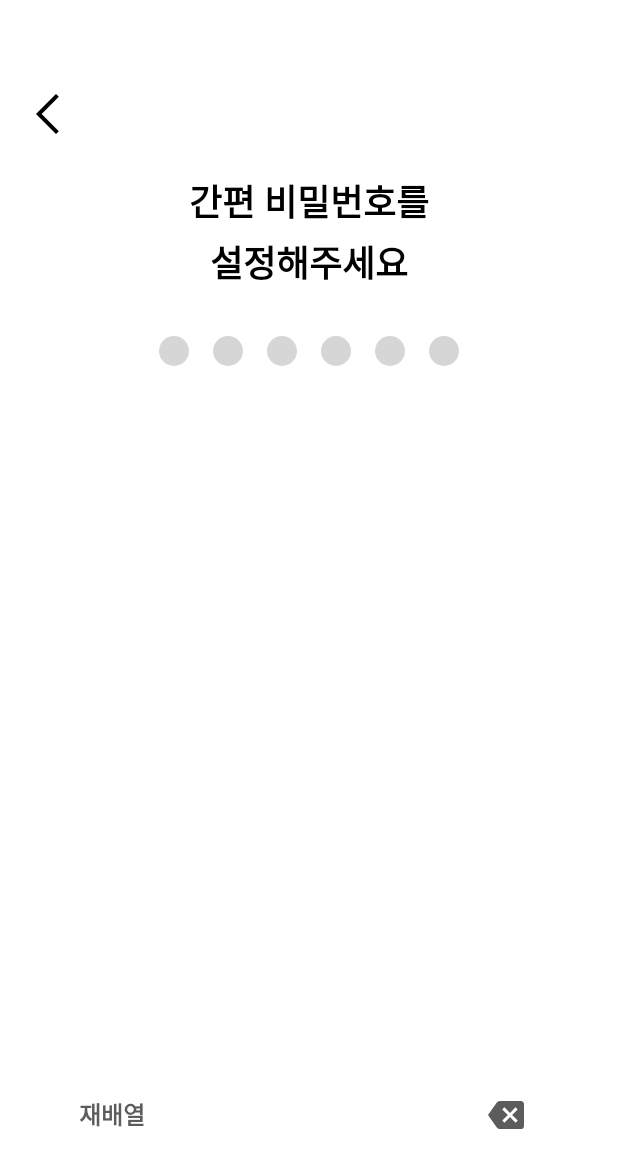
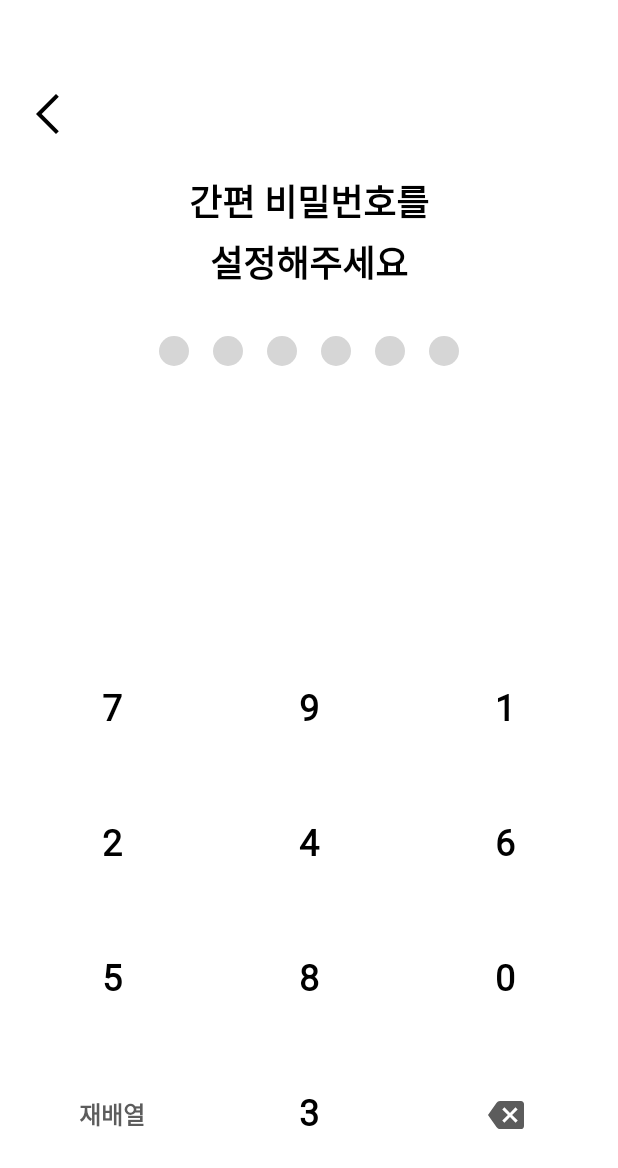
Before and after one commit to Keyneez/Keyneez-AOS, an Android app: the fragment SignupOtpFragment shown on its own in the app's theme, on a phone screen of 412 x 824 dp. Shown: the top 1168 px of the screen. Run offline under Robolectric (Android 15) with nearby library versions, the light colour scheme and no system bars; our stand-ins replace Dagger/Hilt's generated code, data binding.

Commit message:
[FEAT/#15] signup top 간편 비밀번호 설정 구현

```diff
--- a/app/src/main/java/com/keyneez/presentation/signup/interest/InterestViewModel.kt
+++ b/app/src/main/java/com/keyneez/presentation/signup/interest/InterestViewModel.kt
@@ -5,7 +5,6 @@ import androidx.lifecycle.MutableLiveData
 import androidx.lifecycle.ViewModel
 import com.keyneez.util.extension.notifyObserver
 import dagger.hilt.android.lifecycle.HiltViewModel
-import timber.log.Timber
 import javax.inject.Inject
 
 @HiltViewModel
@@ -20,17 +19,14 @@ class InterestViewModel @Inject constructor() : ViewModel() {
 
     /** 관심사 선택 */
     fun selectInterest(interest: String) {
-        Timber.d("Interest 선택 $interest")
-        Timber.d("Interest Hash Set : ${_selectedInterests.value}")
-
-        // 관심사 제거
+        // 이미 선택된 경우 관심사 제거
         if (_selectedInterests.value!!.contains(interest)) {
             _selectedInterests.value!!.remove(interest)
             _selectedInterests.notifyObserver()
             return
         }
 
-        // 이미 3개의 관심사를 선택한 경우
+        // 이미 3개의 관심사를 선택한 경우 무시
         if (_selectedInterests.value!!.size >= INTEREST_SELECTION_MAX) return
 
         // 관심사 추가
--- a/app/src/main/java/com/keyneez/presentation/signup/otp/SignupOtpFragment.kt
+++ b/app/src/main/java/com/keyneez/presentation/signup/otp/SignupOtpFragment.kt
@@ -2,6 +2,7 @@ package com.keyneez.presentation.signup.otp
 
 import android.os.Bundle
 import android.view.View
+import androidx.fragment.app.viewModels
 import com.keyneez.presentation.signup.SignupActivity
 import com.keyneez.util.binding.BindingFragment
 import com.keyneez.util.extension.setOnSingleClickListener
@@ -9,15 +10,30 @@ import com.lab.keyneez.R
 import com.lab.keyneez.databinding.FragmentSignupOtpBinding
 
 class SignupOtpFragment : BindingFragment<FragmentSignupOtpBinding>(R.layout.fragment_signup_otp) {
+    private val viewModel by viewModels<SignupOtpViewModel>()
+
     override fun onViewCreated(view: View, savedInstanceState: Bundle?) {
         super.onViewCreated(view, savedInstanceState)
+        binding.vm = viewModel
 
         initBackBtnClickListener()
+        setupPasswordText()
     }
 
     private fun initBackBtnClickListener() {
         binding.btnSignupOtpBack.setOnSingleClickListener {
+            viewModel.initPassword()
             (activity as SignupActivity).intentToPreviousPage()
+        }
+    }
+
+    private fun setupPasswordText() {
+        viewModel.passwordText.observe(viewLifecycleOwner) { pwd ->
+            if (pwd.length == 6) {
+                // 비밀번호 저장 로직 필요
+                viewModel.initPassword()
+                (activity as SignupActivity).intentToNextPage()
+            }
         }
     }
 
--- a/app/src/main/java/com/keyneez/presentation/signup/otp/SignupOtpViewModel.kt
+++ b/app/src/main/java/com/keyneez/presentation/signup/otp/SignupOtpViewModel.kt
@@ -4,27 +4,52 @@ import androidx.lifecycle.LiveData
 import androidx.lifecycle.MutableLiveData
 import androidx.lifecycle.ViewModel
 import dagger.hilt.android.lifecycle.HiltViewModel
+import java.util.*
 import javax.inject.Inject
 
 @HiltViewModel
 class SignupOtpViewModel @Inject constructor() : ViewModel() {
-    private val _passwordText = MutableLiveData<String>("")
+    private val _passwordText = MutableLiveData("")
     val passwordText: LiveData<String>
         get() = _passwordText
 
-    fun rearrangeNumbers() {
-        for (i in 0..9) {
-        }
+    private val _keypadList = MutableLiveData<List<Int>>()
+    val keypadList: LiveData<List<Int>>
+        get() = _keypadList
+
+    init {
+        rearrangeKeypad()
     }
 
-    fun EditPassword(number: String) {
-        _passwordText.value += number
+    /** 숫자 재배열 */
+    fun rearrangeKeypad() {
+        val numbers = linkedSetOf(0, 1, 2, 3, 4, 5, 6, 7, 8, 9)
+        val tempKeypadList = mutableListOf(-1, -1, -1, -1, -1, -1, -1, -1, -1, -1)
+
+        for (i in 9 downTo 0) {
+            val randomNum = numbers.random()
+            tempKeypadList[i] = randomNum
+            numbers.remove(randomNum)
+        }
+
+        _keypadList.value = tempKeypadList
     }
 
-    fun ErasePassword() {
+    /** 비밀번호 입력 */
+    fun editPassword(number: Int) {
+        _passwordText.value += _keypadList.value?.get(number)
+    }
+
+    /** 비밀번호 지우기 */
+    fun erasePassword() {
         if (_passwordText.value?.isEmpty() == true) return
-
         _passwordText.value =
             _passwordText.value?.length?.let { _passwordText.value?.substring(0, it.minus(1)) }
     }
+
+    /** 비밀번호 초기화 */
+    fun initPassword() {
+        _passwordText.value = ""
+        rearrangeKeypad()
+    }
 }
--- a/app/src/main/java/com/keyneez/util/binding/BindingAdapter.kt
+++ b/app/src/main/java/com/keyneez/util/binding/BindingAdapter.kt
@@ -1,28 +1,15 @@
 package com.keyneez.util.binding
 
+import android.view.View
 import android.view.ViewGroup
-import android.widget.ImageButton
 import android.widget.TextView
-import androidx.constraintlayout.widget.ConstraintLayout
 import androidx.databinding.BindingAdapter
 import androidx.lifecycle.LiveData
 
 object BindingAdapter {
     @JvmStatic
     @BindingAdapter("isSelected")
-    fun ImageButton.isSelected(selected: Boolean) {
-        this.isSelected = selected
-    }
-
-    @JvmStatic
-    @BindingAdapter("isSelected")
-    fun TextView.isSelected(selected: Boolean) {
-        this.isSelected = selected
-    }
-
-    @JvmStatic
-    @BindingAdapter("isSelected")
-    fun ConstraintLayout.isSelected(selected: Boolean) {
+    fun View.isSelected(selected: Boolean) {
         this.isSelected = selected
     }
 
--- a/app/src/main/res/layout/fragment_signup_otp.xml
+++ b/app/src/main/res/layout/fragment_signup_otp.xml
@@ -1,96 +1,105 @@
 <layout xmlns:android="http://schemas.android.com/apk/res/android"
+    xmlns:app="http://schemas.android.com/apk/res-auto"
     xmlns:tools="http://schemas.android.com/tools"
-    xmlns:app="http://schemas.android.com/apk/res-auto"
     tools:context="com.keyneez.presentation.signup.otp.SignupOtpFragment">
 
     <data>
 
+        <variable
+            name="vm"
+            type="com.keyneez.presentation.signup.otp.SignupOtpViewModel" />
     </data>
 
     <androidx.constraintlayout.widget.ConstraintLayout
         android:id="@+id/layout_signup_otp"
         android:layout_width="match_parent"
-        android:paddingBottom="36dp"
-        android:layout_height="match_parent">
+        android:layout_height="match_parent"
+        android:paddingBottom="36dp">
 
         <ImageButton
             android:id="@+id/btn_signup_otp_back"
             android:layout_width="wrap_content"
             android:layout_height="wrap_content"
+            android:layout_marginStart="12dp"
+            android:layout_marginTop="48dp"
             android:background="@null"
-            app:layout_constraintTop_toTopOf="parent"
+            android:padding="12dp"
+            android:src="@drawable/ic_signup_back"
             app:layout_constraintStart_toStartOf="parent"
-            android:padding="12dp"
-            android:layout_marginTop="48dp"
-            android:layout_marginStart="12dp"
-            android:src="@drawable/ic_signup_back" />
+            app:layout_constraintTop_toTopOf="parent" />
 
         <TextView
             android:id="@+id/tv_signup_otp_description"
+            style="@style/PretendardBold24"
             android:layout_width="wrap_content"
             android:layout_height="wrap_content"
+            android:layout_marginTop="12dp"
             android:gravity="center"
-            style="@style/PretendardBold24"
+            android:text="@string/signup_otp_description"
             android:textColor="@color/gray900"
-            app:layout_constraintTop_toBottomOf="@id/btn_signup_otp_back"
+            app:layout_constraintEnd_toEndOf="parent"
             app:layout_constraintStart_toStartOf="parent"
-            app:layout_constraintEnd_toEndOf="parent"
-            android:layout_marginTop="12dp"
-            android:text="@string/signup_otp_description"/>
+            app:layout_constraintTop_toBottomOf="@id/btn_signup_otp_back" />
 
         <View
             android:id="@+id/view_signup_otp_pwd0"
+            isSelected="@{vm.passwordText.length() >= 1}"
             android:layout_width="20dp"
             android:layout_height="0dp"
             android:background="@drawable/sel_otp_circle"
-            app:layout_constraintDimensionRatio="1:1"/>
+            app:layout_constraintDimensionRatio="1:1" />
 
         <View
             android:id="@+id/view_signup_otp_pwd1"
+            isSelected="@{vm.passwordText.length() >= 2}"
             android:layout_width="20dp"
             android:layout_height="0dp"
             android:background="@drawable/sel_otp_circle"
-            app:layout_constraintDimensionRatio="1:1"/>
+            app:layout_constraintDimensionRatio="1:1" />
 
         <View
             android:id="@+id/view_signup_otp_pwd2"
+            isSelected="@{vm.passwordText.length() >= 3}"
             android:layout_width="20dp"
             android:layout_height="0dp"
             android:background="@drawable/sel_otp_circle"
-            app:layout_constraintDimensionRatio="1:1"/>
+            app:layout_constraintDimensionRatio="1:1" />
 
         <View
             android:id="@+id/view_signup_otp_pwd3"
+            isSelected="@{vm.passwordText.length() >= 4}"
             android:layout_width="20dp"
             android:layout_height="0dp"
             android:background="@drawable/sel_otp_circle"
-            app:layout_constraintDimensionRatio="1:1"/>
+            app:layout_constraintDimensionRatio="1:1" />
 
         <View
             android:id="@+id/view_signup_otp_pwd4"
+            isSelected="@{vm.passwordText.length() >= 5}"
             android:layout_width="20dp"
             android:layout_height="0dp"
             android:background="@drawable/sel_otp_circle"
-            app:layout_constraintDimensionRatio="1:1"/>
+            app:layout_constraintDimensionRatio="1:1" />
 
         <View
             android:id="@+id/view_signup_otp_pwd5"
+            isSelected="@{vm.passwordText.length() >= 6}"
             android:layout_width="20dp"
             android:layout_height="0dp"
             android:background="@drawable/sel_otp_circle"
-            app:layout_constraintDimensionRatio="1:1"/>
+            app:layout_constraintDimensionRatio="1:1" />
 
         <androidx.constraintlayout.helper.widget.Flow
             android:id="@+id/flow_signup_otp_pwd"
             android:layout_width="wrap_content"
             android:layout_height="wrap_content"
             android:layout_marginTop="41dp"
+            app:constraint_referenced_ids="view_signup_otp_pwd0,view_signup_otp_pwd1,view_signup_otp_pwd2,view_signup_otp_pwd3,view_signup_otp_pwd4,view_signup_otp_pwd5"
+            app:flow_horizontalGap="16dp"
+            app:layout_constraintEnd_toEndOf="parent"
             app:layout_constraintHorizontal_chainStyle="spread_inside"
-            app:flow_horizontalGap="16dp"
             app:layout_constraintStart_toStartOf="parent"
-            app:layout_constraintEnd_toEndOf="parent"
-            app:layout_constraintTop_toBottomOf="@id/tv_signup_otp_description"
-            app:constraint_referenced_ids="view_signup_otp_pwd0,view_signup_otp_pwd1,view_signup_otp_pwd2,view_signup_otp_pwd3,view_signup_otp_pwd4,view_signup_otp_pwd5"/>
+            app:layout_constraintTop_toBottomOf="@id/tv_signup_otp_description" />
 
         <TextView
             android:id="@+id/btn_signup_otp_keypad0"
@@ -99,6 +108,8 @@
             android:layout_height="90dp"
             android:layout_marginStart="9dp"
             android:gravity="center"
+            android:onClick="@{()->vm.editPassword(0)}"
+            android:text="@{vm.keypadList[0].toString()}"
             android:textColor="@color/gray900"
             app:layout_constraintBottom_toTopOf="@id/btn_signup_otp_keypad3"
             app:layout_constraintEnd_toStartOf="@id/btn_signup_otp_keypad1"
@@ -111,6 +122,8 @@
             android:layout_width="0dp"
             android:layout_height="90dp"
             android:gravity="center"
+            android:onClick="@{()->vm.editPassword(1)}"
+            android:text="@{vm.keypadList[1].toString()}"
             android:textColor="@color/gray900"
             app:layout_constraintBottom_toTopOf="@id/btn_signup_otp_keypad4"
             app:layout_constraintEnd_toStartOf="@id/btn_signup_otp_keypad2"
@@ -124,6 +137,8 @@
             android:layout_height="90dp"
             android:layout_marginEnd="9dp"
             android:gravity="center"
+            android:onClick="@{()->vm.editPassword(2)}"
+            android:text="@{vm.keypadList[2].toString()}"
             android:textColor="@color/gray900"
             app:layout_constraintBottom_toTopOf="@id/btn_signup_otp_keypad5"
             app:layout_constraintEnd_toEndOf="parent"
@@ -137,6 +152,8 @@
             android:layout_height="90dp"
             android:layout_marginStart="9dp"
             android:gravity="center"
+            android:onClick="@{()->vm.editPassword(3)}"
+            android:text="@{vm.keypadList[3].toString()}"
             android:textColor="@color/gray900"
             app:layout_constraintBottom_toTopOf="@id/btn_signup_otp_keypad6"
             app:layout_constraintEnd_toStartOf="@id/btn_signup_otp_keypad4"
@@ -149,6 +166,8 @@
             android:layout_width="0dp"
             android:layout_height="90dp"
             android:gravity="center"
+            android:onClick="@{()->vm.editPassword(4)}"
+            android:text="@{vm.keypadList[4].toString()}"
             android:textColor="@color/gray900"
             app:layout_constraintBottom_toTopOf="@id/btn_signup_otp_keypad7"
             app:layout_constraintEnd_toStartOf="@id/btn_signup_otp_keypad5"
@@ -162,6 +181,8 @@
             android:layout_height="90dp"
             android:layout_marginEnd="9dp"
             android:gravity="center"
+            android:onClick="@{()->vm.editPassword(5)}"
+            android:text="@{vm.keypadList[5].toString()}"
             android:textColor="@color/gray900"
             app:layout_constraintBottom_toTopOf="@id/btn_signup_otp_keypad8"
             app:layout_constraintEnd_toEndOf="parent"
@@ -175,6 +196,8 @@
             android:layout_height="90dp"
             android:layout_marginStart="9dp"
             android:gravity="center"
+            android:onClick="@{()->vm.editPassword(6)}"
+            android:text="@{vm.keypadList[6].toString()}"
             android:textColor="@color/gray900"
             app:layout_constraintBottom_toTopOf="@id/btn_signup_otp_keypad_rearrange"
             app:layout_constraintEnd_toStartOf="@id/btn_signup_otp_keypad7"
@@ -187,6 +210,8 @@
             android:layout_width="0dp"
             android:layout_height="90dp"
             android:gravity="center"
+            android:onClick="@{()->vm.editPassword(7)}"
+            android:text="@{vm.keypadList[7].toString()}"
             android:textColor="@color/gray900"
             app:layout_constraintBottom_toTopOf="@id/btn_signup_otp_keypad9"
             app:layout_constraintEnd_toStartOf="@id/btn_signup_otp_keypad8"
@@ -200,6 +225,8 @@
             android:layout_height="90dp"
             android:layout_marginEnd="9dp"
             android:gravity="center"
+            android:onClick="@{()->vm.editPassword(8)}"
+            android:text="@{vm.keypadList[8].toString()}"
             android:textColor="@color/gray900"
             app:layout_constraintBottom_toTopOf="@id/btn_signup_otp_erase"
             app:layout_constraintEnd_toEndOf="parent"
@@ -213,6 +240,7 @@
             android:layout_height="90dp"
             android:layout_marginStart="9dp"
             android:gravity="center"
+            android:onClick="@{()->vm.rearrangeKeypad()}"
             android:text="@string/signup_otp_rearrange"
             android:textColor="@color/gray500"
             app:layout_constraintBottom_toBottomOf="parent"
@@ -225,6 +253,8 @@
             android:layout_width="0dp"
             android:layout_height="90dp"
             android:gravity="center"
+            android:onClick="@{()->vm.editPassword(9)}"
+            android:text="@{vm.keypadList[9].toString()}"
             android:textColor="@color/gray900"
             app:layout_constraintBottom_toBottomOf="parent"
             app:layout_constraintEnd_toStartOf="@id/btn_signup_otp_erase"
@@ -237,6 +267,7 @@
             android:layout_height="90dp"
             android:layout_marginEnd="9dp"
             android:background="@null"
+            android:onClick="@{()->vm.erasePassword()}"
             android:src="@drawable/ic_signup_otp_erase"
             app:layout_constraintBottom_toBottomOf="parent"
             app:layout_constraintEnd_toEndOf="parent"
```
